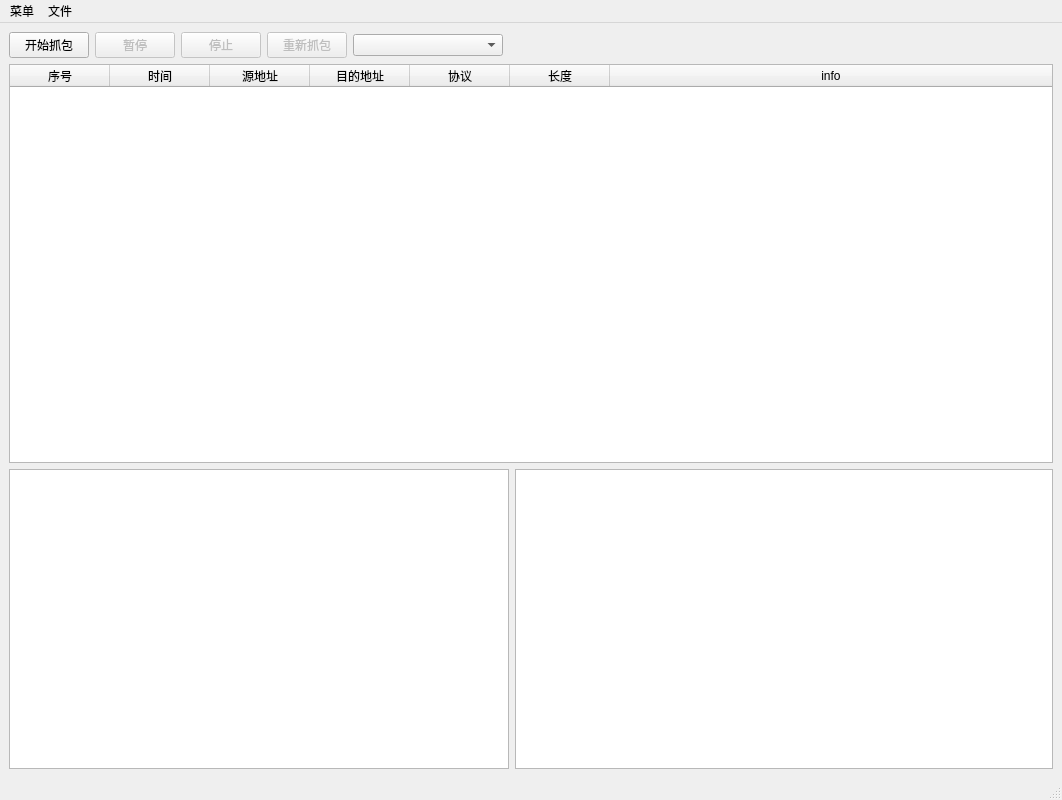
First picture: the form in MainWindow.ui, repository CryingCarp/Sniffer, before the edit.
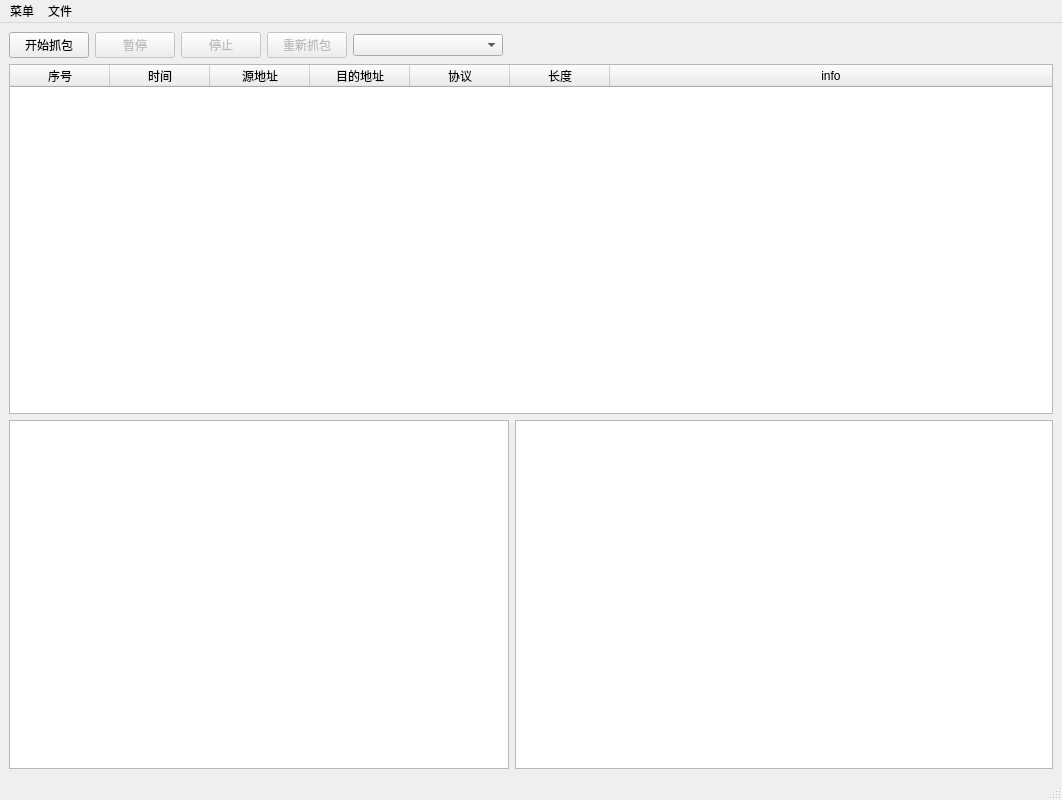
Second picture: the form after the edit.

Commit message: 微调了UI

```diff
--- a/MainWindow.ui
+++ b/MainWindow.ui
@@ -38,7 +38,7 @@
       <item row="4" column="0">
        <widget class="QTextBrowser" name="packet_browser">
         <property name="sizePolicy">
-         <sizepolicy hsizetype="Preferred" vsizetype="Preferred">
+         <sizepolicy hsizetype="Preferred" vsizetype="Expanding">
           <horstretch>0</horstretch>
           <verstretch>0</verstretch>
          </sizepolicy>
@@ -53,8 +53,11 @@
       </item>
       <item row="1" column="0" colspan="3">
        <widget class="QTableWidget" name="captured_view">
+        <property name="enabled">
+         <bool>true</bool>
+        </property>
         <property name="sizePolicy">
-         <sizepolicy hsizetype="Expanding" vsizetype="Expanding">
+         <sizepolicy hsizetype="Expanding" vsizetype="MinimumExpanding">
           <horstretch>0</horstretch>
           <verstretch>0</verstretch>
          </sizepolicy>
@@ -208,7 +211,7 @@
       <item row="4" column="1" colspan="2">
        <widget class="QTextBrowser" name="hex_browser">
         <property name="sizePolicy">
-         <sizepolicy hsizetype="Preferred" vsizetype="Preferred">
+         <sizepolicy hsizetype="Preferred" vsizetype="Expanding">
           <horstretch>0</horstretch>
           <verstretch>0</verstretch>
          </sizepolicy>
```
The commit also changes 2 other files.
